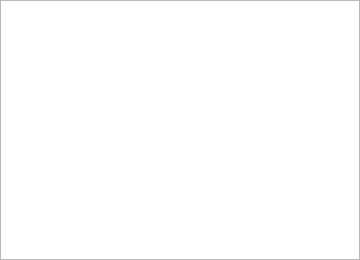
Old version of the form src/monitor-qt/showformat.ui in the repository hhetter/smbtatools.
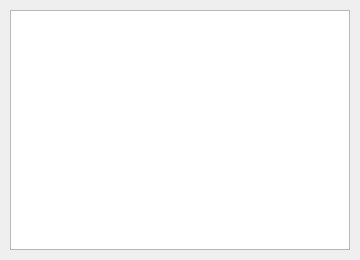
New version of the form.

Patch:
```diff
--- a/src/monitor-qt/showformat.ui
+++ b/src/monitor-qt/showformat.ui
@@ -13,6 +13,11 @@
   <property name="windowTitle">
    <string>Form</string>
   </property>
+  <layout class="QVBoxLayout" name="verticalLayout">
+   <property name="margin">
+    <number>10</number>
+   </property>
+   <item>
   <widget class="QTextBrowser" name="textBrowser">
    <property name="geometry">
     <rect>
@@ -32,6 +37,8 @@
     <bool>false</bool>
    </property>
   </widget>
+   </item>
+  </layout>
  </widget>
  <resources/>
  <connections/>
```
Lines whose indentation alone changed are shown as unchanged.
